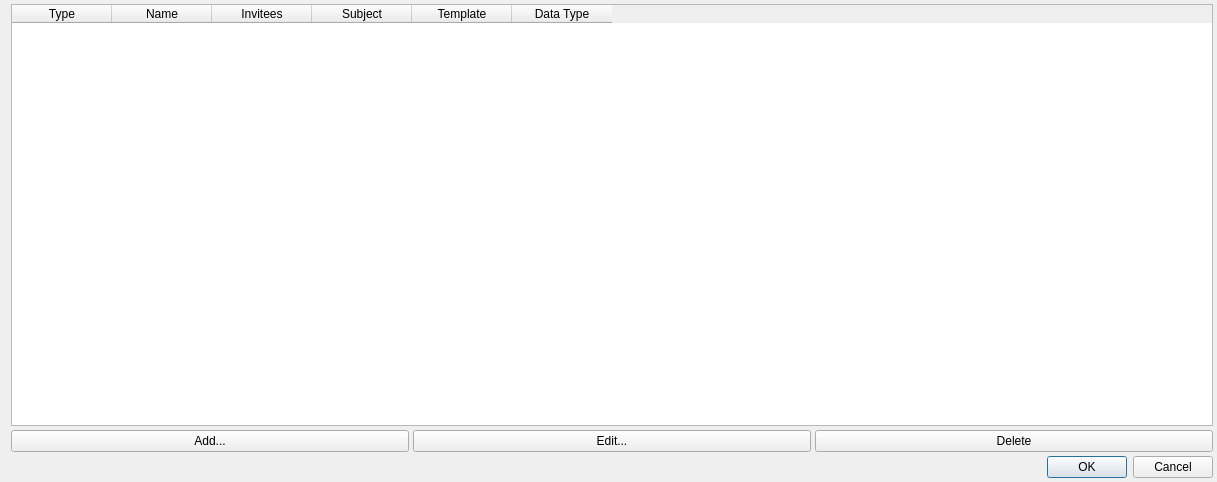
Qt form plugins/forms/dialogMeetingEmailTypes.ui (kestermckinney/ProjectNotes) before a commit.
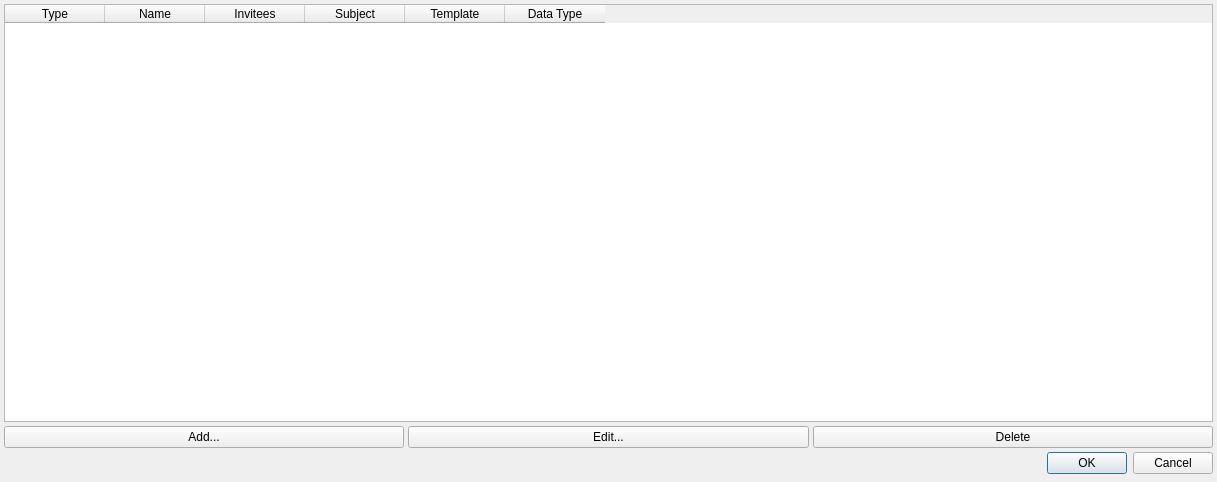
The same form after that commit.

The edit to the form file:
```diff
--- a/plugins/forms/dialogMeetingEmailTypes.ui
+++ b/plugins/forms/dialogMeetingEmailTypes.ui
@@ -17,6 +17,9 @@
    <property name="spacing">
     <number>4</number>
    </property>
+   <property name="leftMargin">
+    <number>4</number>
+   </property>
    <property name="topMargin">
     <number>4</number>
    </property>
@@ -24,7 +27,7 @@
     <number>4</number>
    </property>
    <property name="bottomMargin">
-    <number>4</number>
+    <number>8</number>
    </property>
    <item>
     <widget class="QTableWidget" name="tableWidgetMeetingEmailTypes">
```
